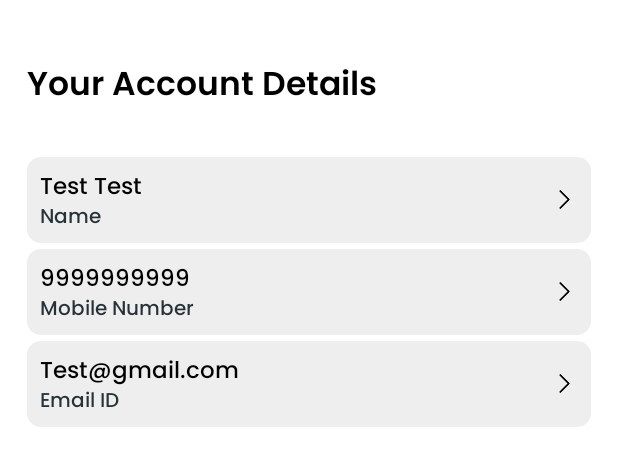
After one commit to binplus-android/JhansiCabBooking, an Android app: the layout fragment_profile.xml on its own in the app's theme, with its tools: preview values and no code run, on a phone screen of 412 x 824 dp. The commit adds this screen. Shown: the top 466 px of the screen. Run offline under Robolectric (Android 15) with nearby library versions, the phone set to English and light mode, and no system bars; network calls fail.

Commit message:
design profile page

```diff
--- a/app/src/main/AndroidManifest.xml
+++ b/app/src/main/AndroidManifest.xml
@@ -17,6 +17,7 @@
         android:roundIcon="@mipmap/ic_launcher_round"
         android:supportsRtl="true"
         android:theme="@style/AppTheme">
+
         <activity
             android:name=".activity.NotificationsActivity"
             android:exported="false" />
--- a/app/src/main/java/com/cabbooking/activity/NotificationsActivity.java
+++ b/app/src/main/java/com/cabbooking/activity/NotificationsActivity.java
@@ -40,6 +40,12 @@ public class NotificationsActivity extends AppCompatActivity {
         common = new Common(activity);
         list=new ArrayList<>();
         binding.recList.setLayoutManager (new LinearLayoutManager(activity));
+        binding.incToolbar.ivBackarrow.setOnClickListener(new View.OnClickListener() {
+            @Override
+            public void onClick(View v) {
+                finish();
+            }
+        });
 
 //        list.clear();
 //        list.add(0, NotificationResp.Datum);
--- a/app/src/main/java/com/cabbooking/utils/Location.java
+++ b/app/src/main/java/com/cabbooking/utils/Location.java
@@ -13,6 +13,7 @@ import com.google.android.gms.location.FusedLocationProviderClient;
 import com.google.android.gms.location.LocationCallback;
 import com.google.android.gms.location.LocationRequest;
 import com.google.android.gms.location.LocationResult;
+import com.google.android.gms.location.LocationServices;
 
 
 public class Location {
@@ -28,7 +29,9 @@ public class Location {
     private LocationCallback locationCallback;
     public Location(AppCompatActivity activity, final locationListener locationListener) {
         this.activity=activity;
-        fusedLocationClient=new FusedLocationProviderClient(activity.getApplicationContext());
+//        fusedLocationClient=new FusedLocationProviderClient(activity.getApplicationContext());//imp old
+        fusedLocationClient = LocationServices.getFusedLocationProviderClient(activity.getApplicationContext());
+
 
         inicializeLocationRequest();
         locationCallback=new LocationCallback(){
--- /dev/null
+++ b/app/src/main/res/layout/fragment_profile.xml
@@ -0,0 +1,133 @@
+<?xml version="1.0" encoding="utf-8"?>
+<layout
+    xmlns:android="http://schemas.android.com/apk/res/android"
+    xmlns:app="http://schemas.android.com/apk/res-auto"
+    xmlns:tools="http://schemas.android.com/tools">
+    <RelativeLayout
+        android:id="@+id/main"
+        android:background="@color/white"
+        android:layout_width="match_parent"
+        android:layout_height="match_parent"
+        tools:context=".fragement.ProfileFragment">
+        <LinearLayout
+            android:layout_marginTop="@dimen/space_18"
+            android:layout_marginHorizontal="@dimen/space_8"
+            android:orientation="vertical"
+            android:layout_width="match_parent"
+            android:layout_height="wrap_content">
+            <TextView
+                android:layout_width="match_parent"
+                android:layout_height="wrap_content"
+                android:text="Your Account Details"
+                style="@style/TextViewSemBold"
+                android:textSize="@dimen/space_10"/>
+
+            <LinearLayout
+                android:id="@+id/lin_name"
+                android:layout_marginTop="@dimen/space_15"
+                android:layout_marginBottom="@dimen/space_1"
+                android:background="@drawable/bg_shadow_box"
+                android:padding="@dimen/space_4"
+                android:weightSum="2"
+                android:layout_width="match_parent"
+                android:layout_height="wrap_content">
+                <LinearLayout
+                    android:orientation="vertical"
+                    android:layout_width="0dp"
+                    android:layout_weight="2"
+                    android:layout_height="wrap_content">
+                    <TextView
+                        android:id="@+id/tv_name"
+                        android:text="Test Test"
+                        android:textSize="@dimen/space_7"
+                        android:layout_width="match_parent"
+                        android:layout_height="wrap_content"/>
+                    <TextView
+                        android:text="@string/name"
+                        android:textSize="@dimen/space_6"
+                        android:textColor="@color/grey_90"
+                        android:layout_width="match_parent"
+                        android:layout_height="wrap_content"/>
+
+                </LinearLayout>
+
+                <ImageView
+                    android:layout_gravity="center"
+                    android:src="@drawable/ic_right_arrow"
+                    android:layout_width="@dimen/space_8"
+                    android:layout_height="@dimen/space_8"/>
+            </LinearLayout>
+
+            <LinearLayout
+                android:layout_marginVertical="@dimen/space_1"
+                android:background="@drawable/bg_shadow_box"
+                android:padding="@dimen/space_4"
+                android:weightSum="2"
+                android:layout_width="match_parent"
+                android:layout_height="wrap_content">
+                <LinearLayout
+                    android:orientation="vertical"
+                    android:layout_width="0dp"
+                    android:layout_weight="2"
+                    android:layout_height="wrap_content">
+                    <TextView
+                        android:id="@+id/tv_mobile"
+                        android:text="9999999999"
+                        android:textSize="@dimen/space_7"
+                        android:layout_width="match_parent"
+                        android:layout_height="wrap_content"/>
+                    <TextView
+                        android:text="@string/mobile_number"
+                        android:textSize="@dimen/space_6"
+                        android:textColor="@color/grey_90"
+                        android:layout_width="match_parent"
+                        android:layout_height="wrap_content"/>
+
+                </LinearLayout>
+
+                <ImageView
+                    android:layout_gravity="center"
+                    android:src="@drawable/ic_right_arrow"
+                    android:layout_width="@dimen/space_8"
+                    android:layout_height="@dimen/space_8"/>
+            </LinearLayout>
+
+
+            <LinearLayout
+                android:id="@+id/lin_email"
+                android:layout_marginVertical="@dimen/space_1"
+                android:background="@drawable/bg_shadow_box"
+                android:padding="@dimen/space_4"
+                android:weightSum="2"
+                android:layout_width="match_parent"
+                android:layout_height="wrap_content">
+                <LinearLayout
+                    android:orientation="vertical"
+                    android:layout_width="0dp"
+                    android:layout_weight="2"
+                    android:layout_height="wrap_content">
+                    <TextView
+                        android:id="@+id/tv_email"
+                        android:text="Test@gmail.com"
+                        android:textSize="@dimen/space_7"
+                        android:layout_width="match_parent"
+                        android:layout_height="wrap_content"/>
+                    <TextView
+                        android:text="@string/email_id"
+                        android:textSize="@dimen/space_6"
+                        android:textColor="@color/grey_90"
+                        android:layout_width="match_parent"
+                        android:layout_height="wrap_content"/>
+
+                </LinearLayout>
+
+                <ImageView
+                    android:layout_gravity="center"
+                    android:src="@drawable/ic_right_arrow"
+                    android:layout_width="@dimen/space_8"
+                    android:layout_height="@dimen/space_8"/>
+            </LinearLayout>
+
+        </LinearLayout>
+    </RelativeLayout>
+</layout>
--- a/app/src/main/res/layout/nav_header.xml
+++ b/app/src/main/res/layout/nav_header.xml
@@ -1,4 +1,5 @@
 <?xml version="1.0" encoding="utf-8"?>
+<layout>
     <RelativeLayout xmlns:android="http://schemas.android.com/apk/res/android"
         android:layout_width="match_parent"
         android:layout_height="wrap_content"
@@ -51,3 +52,4 @@ android:visibility="gone"
             android:layout_width="match_parent"
             android:layout_height="1.5dp"/>
     </RelativeLayout>
+</layout>
```
Also changed, not shown: app/build.gradle (+11 -12 lines), app/src/main/java/com/cabbooking/activity/MapActivity.java (+64 -45 lines), app/src/main/java/com/cabbooking/fragement/BookingHistoryFragment.java (+0 -8 lines), app/src/main/java/com/cabbooking/fragement/ContactUsFragment.java (added, +57 -0 lines), app/src/main/java/com/cabbooking/fragement/ProfileFragment.java (added, +72 -0 lines), app/src/main/java/com/cabbooking/fragement/UpdateProfileFragment.java (added, +52 -0 lines), app/src/main/java/com/cabbooking/utils/Common.java (+39 -0 lines), app/src/main/res/layout/activity_map.xml (+0 -19 lines), app/src/main/res/layout/fragment_contact_us.xml (added, +107 -0 lines), app/src/main/res/layout/fragment_update_profile.xml (added, +57 -0 lines), app/src/main/res/values/strings.xml (+8 -3 lines), app/src/main/res/drawable/ic_hemail.png (added), app/src/main/res/drawable/ic_hphone.png (added), app/src/main/res/drawable/img_whatsapp.png (added). Lines whose indentation alone changed are shown as unchanged.
